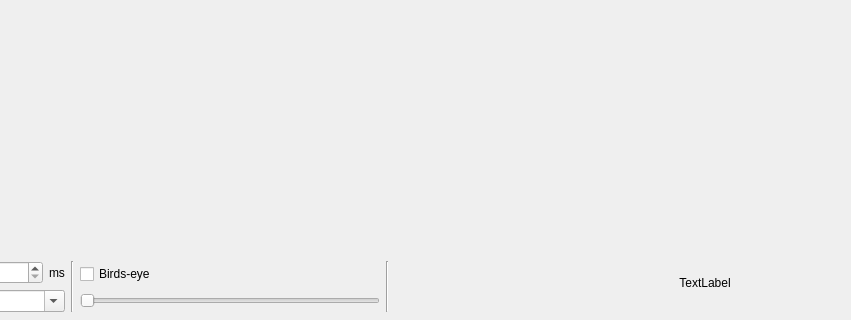
Old version of the form src/gui/ui/MainWindow.ui in the repository urosjarc/optimization; both pictures show x 316 to 1167 and y 529 to 849 of the 1339 by 849 pixel window.
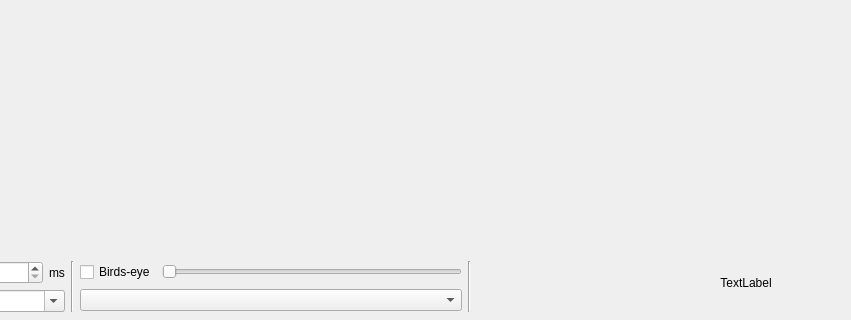
New version of the form.

What changed in the file:
```diff
--- a/src/gui/ui/MainWindow.ui
+++ b/src/gui/ui/MainWindow.ui
@@ -219,6 +219,8 @@
       <item>
        <layout class="QVBoxLayout" name="verticalLayout_4">
         <item>
+         <layout class="QHBoxLayout" name="horizontalLayout">
+          <item>
          <widget class="QCheckBox" name="birdsEyeCB">
           <property name="text">
            <string>Birds-eye</string>
@@ -273,6 +275,11 @@
            <number>1</number>
           </property>
          </widget>
+          </item>
+         </layout>
+        </item>
+        <item>
+         <widget class="QComboBox" name="heatmapCB"/>
         </item>
        </layout>
       </item>
```
Lines whose indentation alone changed are shown as unchanged.
